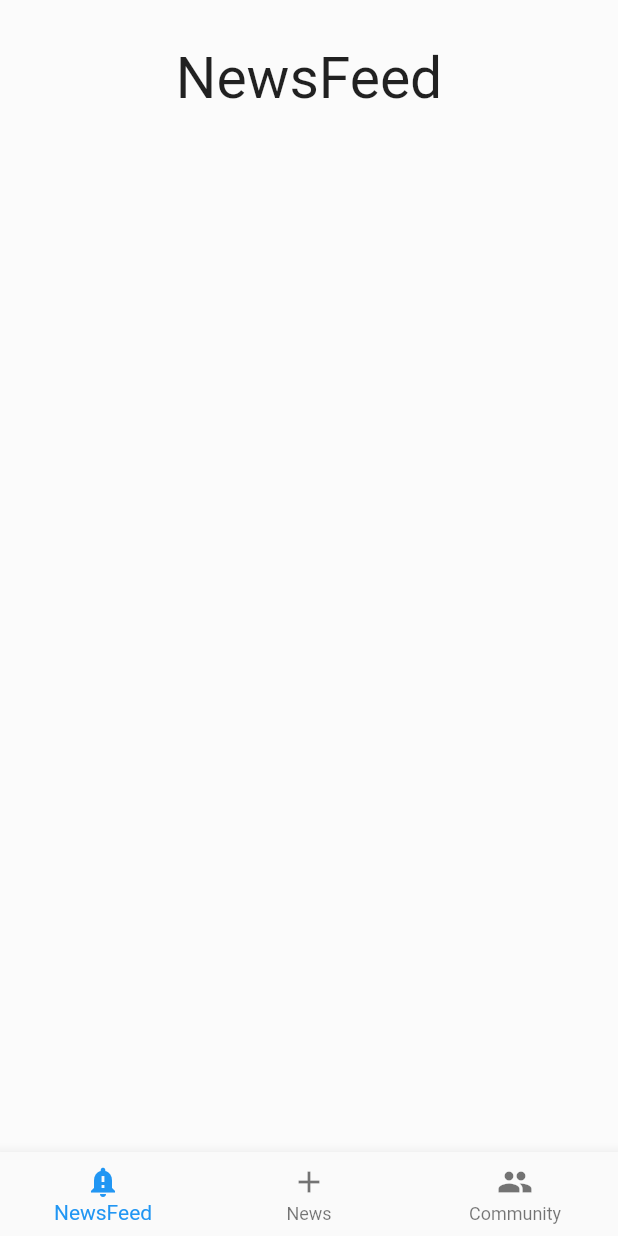
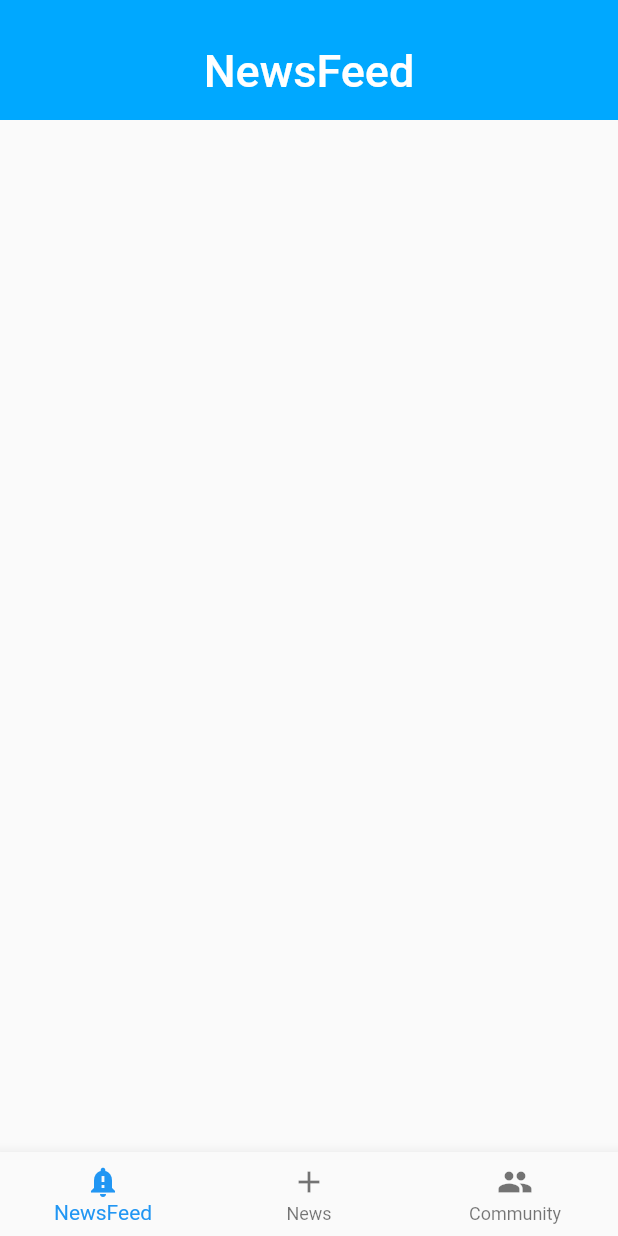
Before and after one commit to Leeo/NewsFeed, a Flutter app: the screen it shows after launch, on a phone screen of 412 x 824 dp. Run offline on Flutter 3.47's test engine with Material 2 defaults, Android fonts, the phone set to English and light mode, and no system bars.

Commit message:
therre commit

```diff
--- a/lib/newsfeed.dart
+++ b/lib/newsfeed.dart
@@ -1,5 +1,7 @@
 import 'package:flutter/material.dart';
+import 'package:solo/contants.dart';
 import 'main.dart';
+import 'contants.dart';
 
 class NewsFeed extends StatefulWidget {
   NewsFeed({Key key}) : super(key: key);
@@ -36,17 +38,35 @@ class Title extends StatefulWidget {
 }
 
 class _TitleState extends State<Title> {
+  bool _pinned = true;
+  bool _snap = false;
+  bool _floating = false;
+
   @override
-    Widget build(BuildContext context) {
+  Widget build(BuildContext context) {
     return Container(
-      padding:  EdgeInsets.fromLTRB(20, 30, 20, 20),
-      child:
-      Text('NewsFeed',
-      textAlign: TextAlign.center,
-      style: TextStyle(
-        fontSize: 38,
-        fontStyle: FontStyle.normal
+      decoration: new BoxDecoration(
+        borderRadius: new BorderRadius.only(
+          topLeft: const Radius.circular(40.0),
+          topRight: const Radius.circular(40.0),
+        )
       ),
+      child: Scaffold(
+         body: CustomScrollView(
+           slivers: <Widget>[
+           SliverAppBar(
+             backgroundColor: lFirtColor,
+             pinned: this._pinned,
+             snap: this._snap,
+             floating: this._floating,
+             expandedHeight: 80.0,
+             flexibleSpace: FlexibleSpaceBar(
+               title: Text("NewsFeed"),
+               centerTitle: true,
+             ),
+           )
+           ],
+         ),
       ),
     );
   }
```
